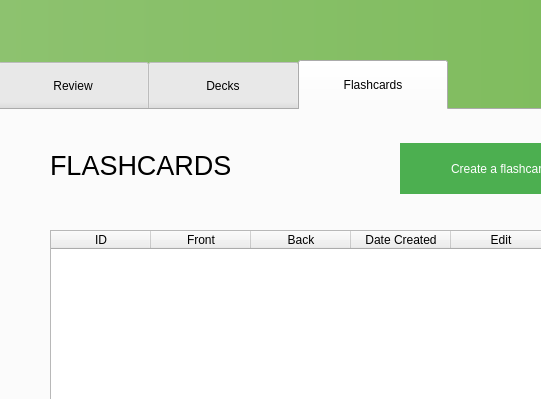
The window that mainwindow.ui (tzcl/qtSRFRS) describes before a commit, drawn with Qt 5; both pictures show x 0 to 541 and y 0 to 399 of the 960 by 720 pixel window.
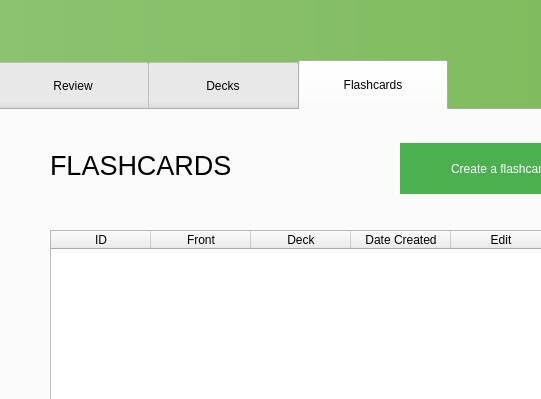
The same window after the commit. The open tabs and pages were chosen to show the change.

Commit message: decks/flashcard tables working

```diff
--- a/mainwindow.ui
+++ b/mainwindow.ui
@@ -655,7 +655,7 @@
         </column>
         <column>
          <property name="text">
-          <string>Back</string>
+          <string>Deck</string>
          </property>
         </column>
         <column>
```
Left out of the diff: 2 changed lines with no effect on the pictures. The commit also changes 15 other files.
